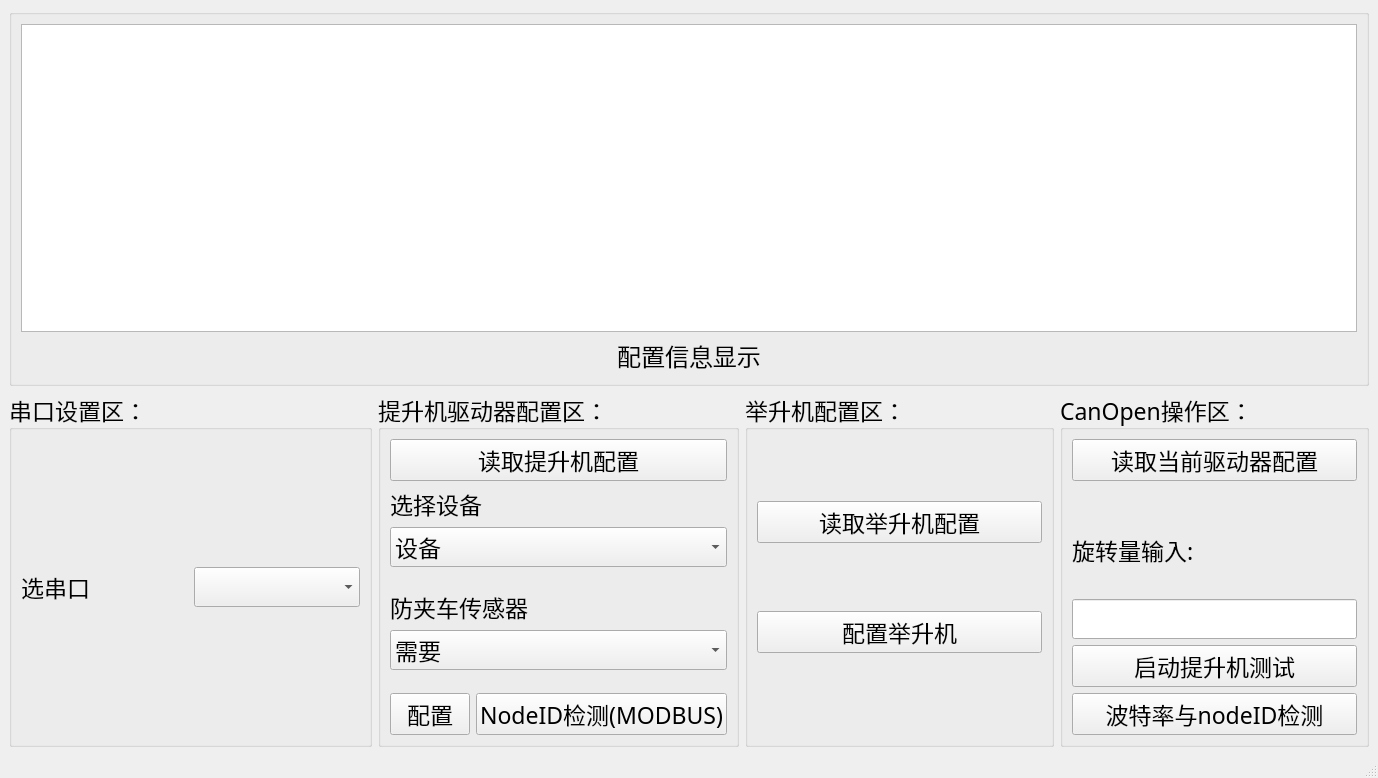
This is mainPage.ui in jasonlius/driver_config as Qt 5 draws it before an edit. The edited form follows.
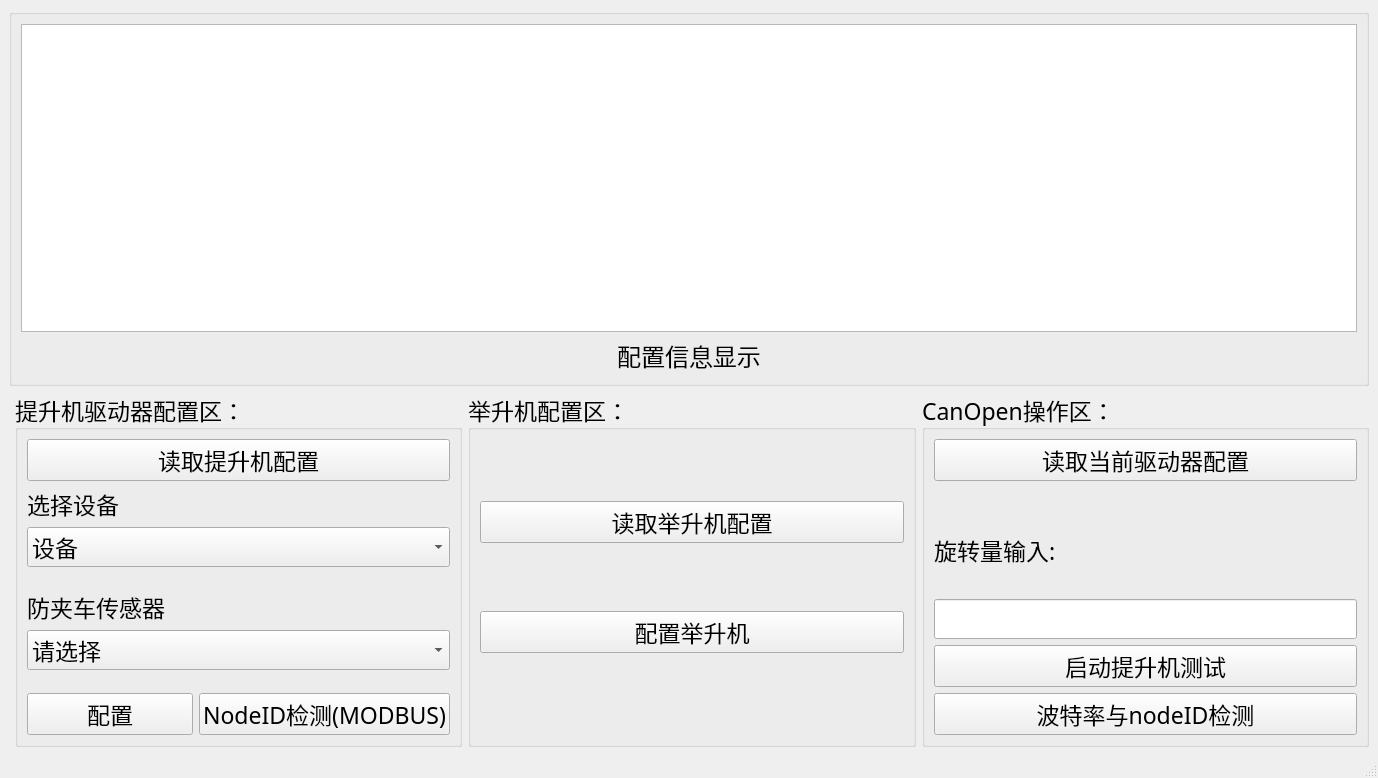
This is the edited form.

Commit message: 优化了UI界面，增加了弹窗提醒，删除了串口，变更为自动检测串口的逻辑

What changed in the file:
```diff
--- a/mainPage.ui
+++ b/mainPage.ui
@@ -101,6 +101,11 @@
        </item>
        <item>
         <widget class="QComboBox" name="SensorDetectcomboBox">
+         <item>
+          <property name="text">
+           <string>请选择</string>
+          </property>
+         </item>
          <item>
           <property name="text">
            <string>需要</string>
@@ -157,83 +162,6 @@
       </layout>
      </widget>
     </item>
-    <item row="1" column="0">
-     <widget class="QGroupBox" name="groupBox_2">
-      <property name="minimumSize">
-       <size>
-        <width>100</width>
-        <height>0</height>
-       </size>
-      </property>
-      <property name="font">
-       <font>
-        <pointsize>17</pointsize>
-       </font>
-      </property>
-      <property name="title">
-       <string>串口设置区：</string>
-      </property>
-      <layout class="QVBoxLayout" name="verticalLayout_4">
-       <item>
-        <spacer name="horizontalSpacer_6">
-         <property name="orientation">
-          <enum>Qt::Horizontal</enum>
-         </property>
-         <property name="sizeHint" stdset="0">
-          <size>
-           <width>40</width>
-           <height>20</height>
-          </size>
-         </property>
-        </spacer>
-       </item>
-       <item>
-        <layout class="QHBoxLayout" name="horizontalLayout">
-         <item>
-          <widget class="QLabel" name="label_2">
-           <property name="font">
-            <font>
-             <pointsize>17</pointsize>
-            </font>
-           </property>
-           <property name="text">
-            <string>选串口</string>
-           </property>
-          </widget>
-         </item>
-         <item>
-          <widget class="QComboBox" name="serialcComboBox">
-           <property name="minimumSize">
-            <size>
-             <width>100</width>
-             <height>0</height>
-            </size>
-           </property>
-           <item>
-            <property name="text">
-             <string/>
-            </property>
-           </item>
-          </widget>
-         </item>
-        </layout>
-       </item>
-       <item>
-        <spacer name="horizontalSpacer_3">
-         <property name="orientation">
-          <enum>Qt::Horizontal</enum>
-         </property>
-         <property name="sizeHint" stdset="0">
-          <size>
-           <width>339</width>
-           <height>20</height>
-          </size>
-         </property>
-        </spacer>
-       </item>
-      </layout>
-     </widget>
-    </item>
     <item row="1" column="3">
      <widget class="QGroupBox" name="groupBox_4">
       <property name="font">
```
Left out of the diff: 21 changed lines with no effect on the pictures. The commit also changes 3 other files.
